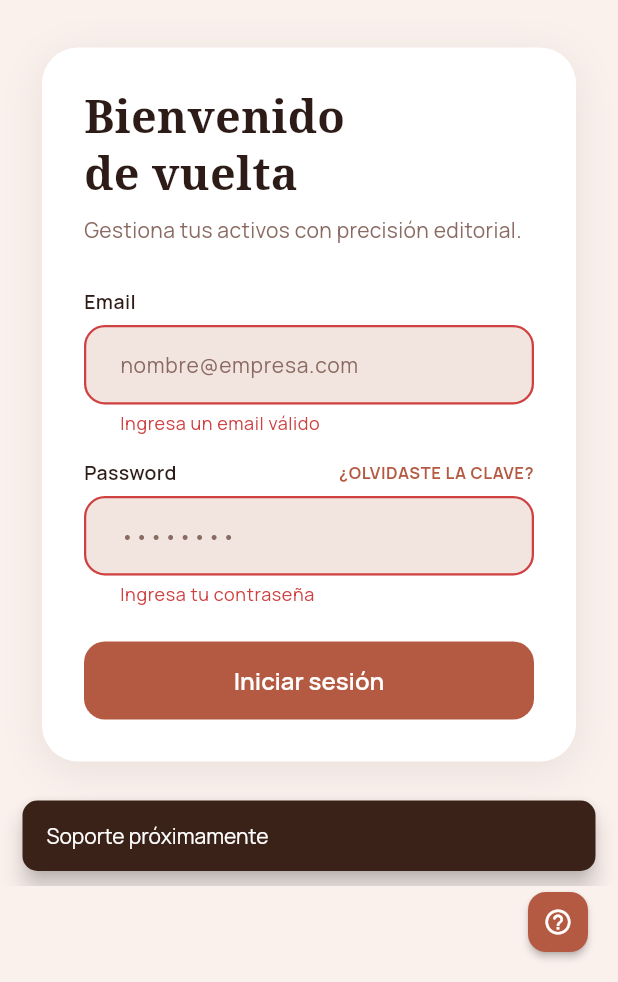
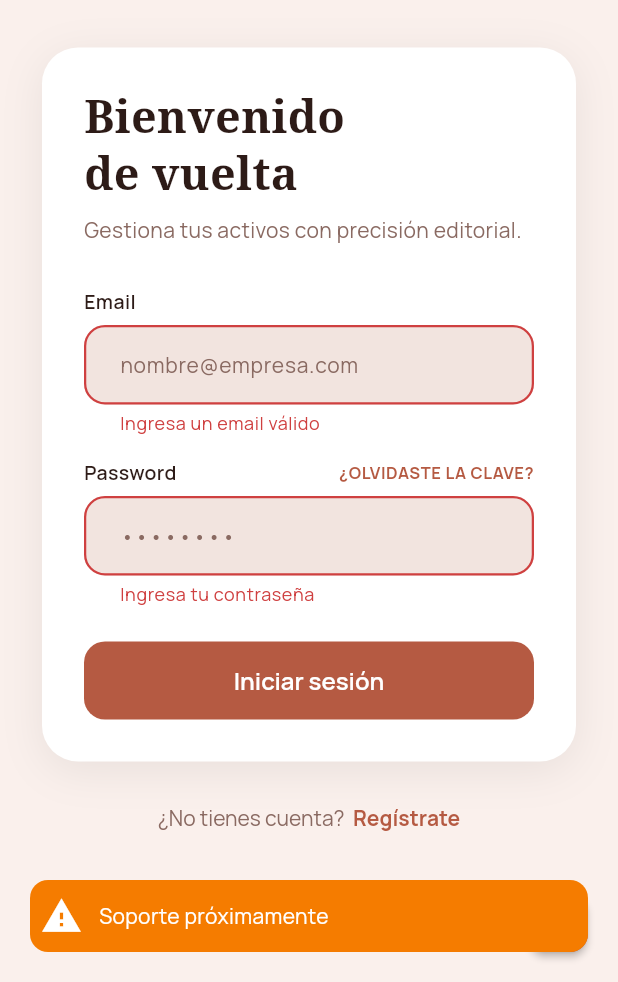
Before and after one commit to jesusBarrazaCastro/stock-flow, a Flutter app: the screen it shows after launch, after a tap on "Iniciar sesión", after a tap on the "help outline" icon, on a phone screen of 412 x 824 dp, the part 254-1236 px from its top. Run offline on Flutter 3.47's test engine with Material 3 defaults, Android fonts, the phone set to English and light mode, and no system bars; drawn by our look-alikes of another_flushbar; our stand-ins replace awesome_dialog, camera, flutter_dotenv, flutter_secure_storage, go_router, google_fonts and 4 more; accounts and stored records are empty; network calls fail.

Commit message:
<update> login

```diff
--- a/frontend/stock_flow/lib/screens/login_screen.dart
+++ b/frontend/stock_flow/lib/screens/login_screen.dart
@@ -2,6 +2,7 @@
 import 'package:google_fonts/google_fonts.dart';
 import 'package:provider/provider.dart';
 import '../providers/auth_provider.dart';
+import '../utilities/msg_util.dart';
 
 const _bg = Color(0xFFFAF0EC);
 const _card = Color(0xFFFFFFFF);
@@ -66,15 +67,7 @@
         );
     if (!mounted) return;
     if (error != null) {
-      ScaffoldMessenger.of(context).showSnackBar(
-        SnackBar(
-          content: Text(error, style: GoogleFonts.manrope()),
-          backgroundColor: const Color(0xFFCF4040),
-          behavior: SnackBarBehavior.floating,
-          shape:
-              RoundedRectangleBorder(borderRadius: BorderRadius.circular(10)),
-        ),
-      );
+      MsgtUtil.showError(context, error);
     }
     // On success the root Consumer in main.dart rebuilds and shows MainNavigation.
   }
@@ -87,15 +80,7 @@
       backgroundColor: _bg,
       floatingActionButton: FloatingActionButton(
         onPressed: () {
-          ScaffoldMessenger.of(context).showSnackBar(
-            SnackBar(
-              content:
-                  Text('Soporte próximamente', style: GoogleFonts.manrope()),
-              behavior: SnackBarBehavior.floating,
-              shape: RoundedRectangleBorder(
-                  borderRadius: BorderRadius.circular(10)),
-            ),
-          );
+          MsgtUtil.showWarning(context, 'Soporte próximamente');
         },
         backgroundColor: _accent,
         mini: true,
@@ -206,16 +191,7 @@
                           ),
                           GestureDetector(
                             onTap: () {
-                              ScaffoldMessenger.of(context).showSnackBar(
-                                SnackBar(
-                                  content: Text(
-                                      'Recuperación de contraseña próximamente',
-                                      style: GoogleFonts.manrope()),
-                                  behavior: SnackBarBehavior.floating,
-                                  shape: RoundedRectangleBorder(
-                                      borderRadius: BorderRadius.circular(10)),
-                                ),
-                              );
+                              MsgtUtil.showWarning(context, 'Recuperación de contraseña próximamente');
                             },
                             child: Text(
                               '¿OLVIDASTE LA CLAVE?',
```
Also changed, not shown: frontend/stock_flow/lib/screens/profile_screen.dart (+2 -16 lines), 2 other files.
